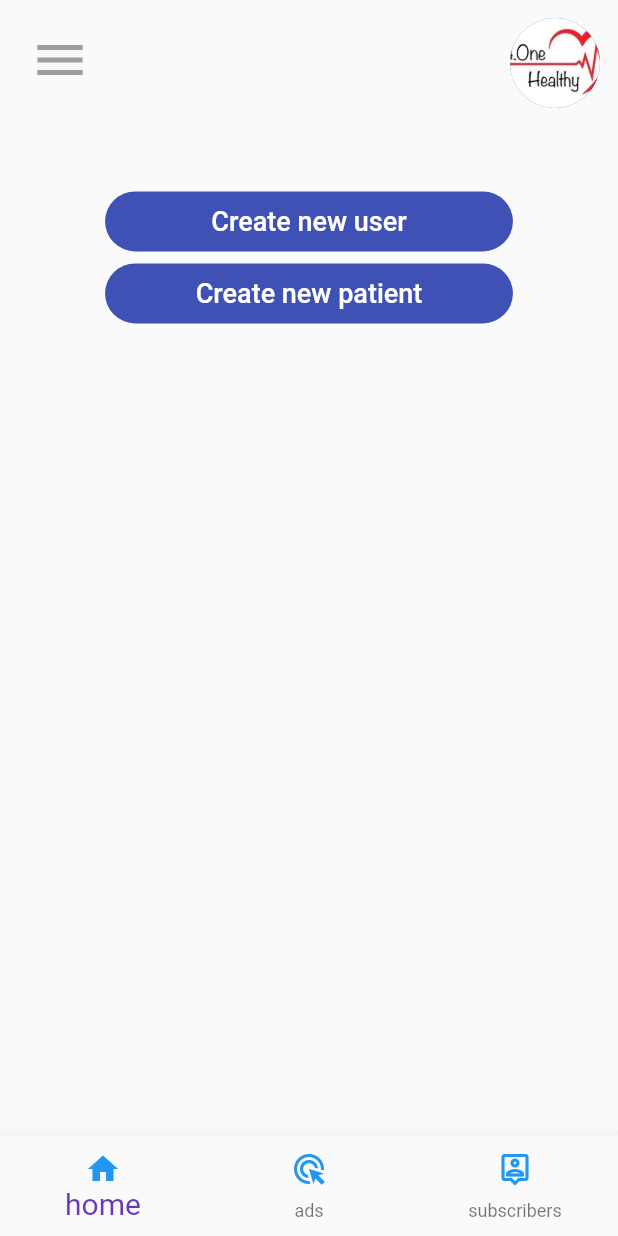
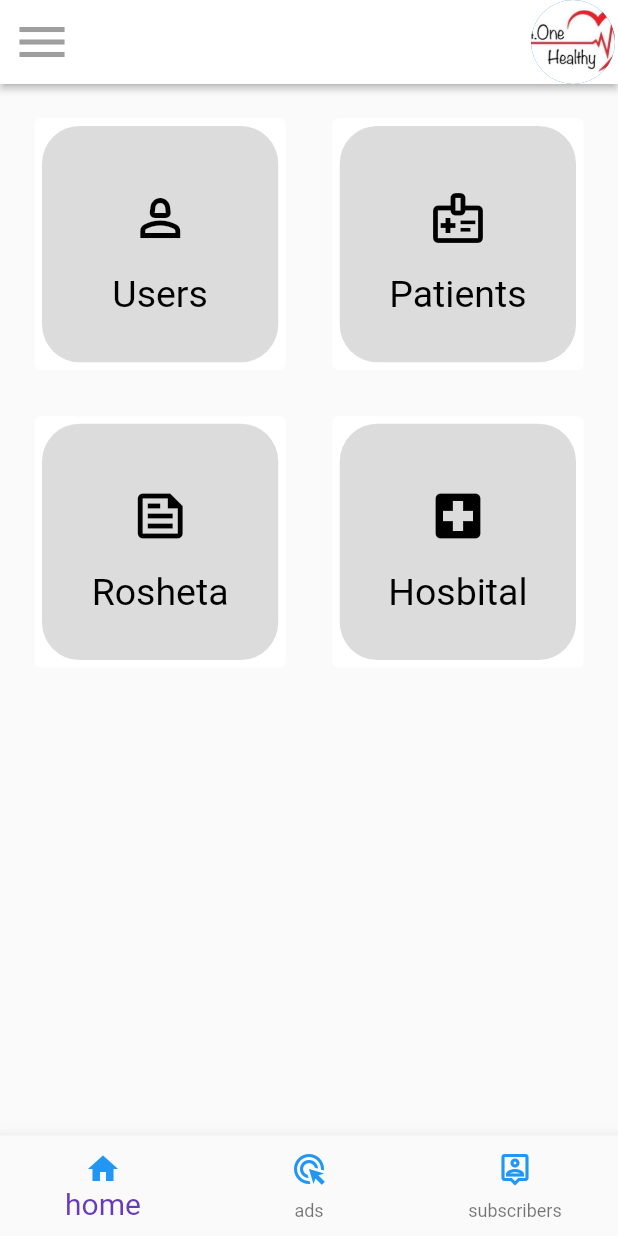
Before and after one commit to AbdullahOmaar/o_one_healthy, a Flutter app: the DashboardScreen screen opened by its route, on a phone screen of 412 x 824 dp. Run offline on Flutter 3.47's test engine with Material 2 defaults, Android fonts, the phone set to English and light mode, and no system bars; our stand-ins replace cloud_firestore, easy_localization, file_picker, firebase_core, firebase_database, firebase_storage and 3 more; missing offline and left inert: cron, random_password_generator, search_page, syncfusion_flutter_pdfviewer, workmanager; accounts and stored records are empty.

Commit message:
modify main dashboard

```diff
--- a/lib/screens/doctor_dashboard_screen/view/dashboard_screen.dart
+++ b/lib/screens/doctor_dashboard_screen/view/dashboard_screen.dart
@@ -1,14 +1,11 @@
 import 'dart:convert';
-
 import 'package:app/common/bottom_bar/bottom_bar_widget/bottom_bar_view.dart';
-import 'package:app/common/custom_button.dart';
+import 'package:cloud_firestore/cloud_firestore.dart';
 import 'package:flutter/material.dart';
 import 'package:flutter_riverpod/flutter_riverpod.dart';
 import 'package:flutter_secure_storage/flutter_secure_storage.dart';
-
 import '../../../routes/app_routes.dart';
 import '../../../routes/route_generator.dart';
-import '../../patients/patients_files_search/models/patient_model.dart';
 import '../models/user_data_model.dart';
 
 class DashboardScreen extends ConsumerStatefulWidget {
@@ -21,23 +18,15 @@ class DashboardScreen extends ConsumerStatefulWidget {
 }
 
 class _DoctorDashboardScreenState extends ConsumerState<DashboardScreen> {
-  TextEditingController searchUserTextController = TextEditingController();
-  TextEditingController searchPatientTextController = TextEditingController();
-  FocusNode focusNode = FocusNode();
   FlutterSecureStorage storage = const FlutterSecureStorage();
   List<User>? allUsers;
-  List<Patient>? allPatients;
   User? user;
-  bool isAdminToggled = false;
-  bool isPharmacyToggled = false;
 
   @override
   void initState() {
     getCurrentUserData();
     super.initState();
   }
-
-
 
   @override
   void didUpdateWidget(covariant DashboardScreen oldWidget) {
@@ -51,29 +40,14 @@ class _DoctorDashboardScreenState extends ConsumerState<DashboardScreen> {
   ) {
     return Scaffold(
         bottomNavigationBar: const CustomBottomBarWidget(),
-      body: SafeArea(
-        child: SingleChildScrollView(
-          child: Column(
-            mainAxisSize: MainAxisSize.max,
-            mainAxisAlignment: MainAxisAlignment.start,
-            children: [
-              Container(
-                  padding: const EdgeInsets.all(12),
-                  height: MediaQuery.of(context).size.height * 0.15,
-                  child: Row(
-                    crossAxisAlignment: CrossAxisAlignment.start,
-                    mainAxisAlignment: MainAxisAlignment.spaceBetween,
-                    children: [
-                      Column(
-                        children: [
-                          IconButton(
+        appBar: AppBar(
+          leading: IconButton(
               onPressed: () async {
                 await storage.delete(key: 'userSession');
                 await storage.delete(key: 'currentUser');
                 Navigator.of(context).pushAndRemoveUntil(
                   RouteGenerator.generateRoute(
-                                      const RouteSettings(
-                                          name: AppRoutes.home)),
+                      const RouteSettings(name: AppRoutes.home)),
                   (route) => false,
                 );
               },
@@ -82,51 +56,56 @@ class _DoctorDashboardScreenState extends ConsumerState<DashboardScreen> {
                 size: 40,
                 color: Colors.grey,
               )),
-                          SizedBox(
-                            height: MediaQuery.of(context).size.height * .007,
-                          ),
-                          Text(
+          title: Text(
             user?.name ?? '',
             style: const TextStyle(
-                                fontWeight: FontWeight.bold, fontSize: 20),
+                fontWeight: FontWeight.bold,
+                fontSize: 20,
+                color: Colors.black54),
           ),
-                        ],
-                      ),
+          actions: [
             CircleAvatar(
                 radius: 30,
                 backgroundImage:
-                              Image.asset('assets/images/logo/logo.jpeg').image)
+                    Image.asset('assets/images/logo/logo.jpeg').image),
           ],
-                  )),
-
-              CustomButton(
-                btnWidth: CustomWidth.twoThird,
-                fontSize: 18,
-                onPressed: () {
+          backgroundColor: Colors.white,
+          elevation: 2.0,
+        ),
+        body: Padding(
+          padding: const EdgeInsets.all(15.0),
+          child: GridView(
+              gridDelegate: const SliverGridDelegateWithFixedCrossAxisCount(
+                crossAxisCount: 2,
+                crossAxisSpacing: 15.0,
+                mainAxisSpacing: 15.0,
+              ),
+              children: [
+                makeDashboardItem("Users", Icons.person_2_outlined, () {
                   Navigator.of(context).pushAndRemoveUntil(
                     RouteGenerator.generateRoute(
                         const RouteSettings(name: AppRoutes.usersScreen)),
                     (route) => false,
                   );
-                },
-                text: 'Create new user',
-              ),
-              CustomButton(
-                btnWidth: CustomWidth.twoThird,
-                fontSize: 18,
-                onPressed: () {
+                }),
+                makeDashboardItem(
+                    "Patients", Icons.medical_information_outlined, () {
                   Navigator.of(context).pushAndRemoveUntil(
                     RouteGenerator.generateRoute(
                         const RouteSettings(name: AppRoutes.patientScreen)),
                     (route) => false,
                   );
-                },
-                text: 'Create new patient',
-              ),
-            ],
-          ),
-        ),
-      ),
+                }),
+                makeDashboardItem("Rosheta", Icons.feed_outlined, () {}),
+                makeDashboardItem("Hosbital", Icons.local_hospital, () {}),
+              ]),
+        )
+
+        //       Text(
+        //         user?.name ?? '',
+        //         style: const TextStyle(fontWeight: FontWeight.bold, fontSize: 20),
+        //       ),
+
         );
   }
 
@@ -136,4 +115,41 @@ class _DoctorDashboardScreenState extends ConsumerState<DashboardScreen> {
     );
     user = User.fromJson(json.decode(data ?? ''));
   }
+
+  Card makeDashboardItem(String title, IconData icon, Function() onTap) {
+    return Card(
+        elevation: 0.0,
+        margin: const EdgeInsets.all(8.0),
+        child: Padding(
+          padding: const EdgeInsets.all(5.0),
+          child: Container(
+            decoration: const BoxDecoration(
+                color: Color.fromRGBO(220, 220, 220, 1.0),
+                borderRadius: BorderRadius.all(Radius.circular(25.0))),
+            child: InkWell(
+              onTap: onTap,
+              child: Column(
+                crossAxisAlignment: CrossAxisAlignment.stretch,
+                mainAxisSize: MainAxisSize.min,
+                verticalDirection: VerticalDirection.down,
+                children: [
+                  SizedBox(height: MediaQuery.of(context).size.height * .05),
+                  Center(
+                      child: Icon(
+                    icon,
+                    size: 40.0,
+                    color: Colors.black,
+                  )),
+                  SizedBox(height: MediaQuery.of(context).size.height * .02),
+                  Center(
+                    child: Text(title,
+                        style: const TextStyle(
+                            fontSize: 25.0, color: Colors.black)),
+                  )
+                ],
+              ),
+            ),
+          ),
+        ));
   }
+}
```
Lines whose indentation alone changed are shown as unchanged.
